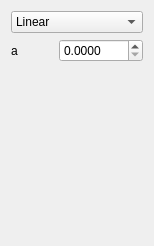
First picture: the form in Tools/ToolMutualismBreakdowner/qtsulfidedetoxificationfunctionwidget.ui, repository richelbilderbeek/ProjectRichelBilderbeek, before the edit.
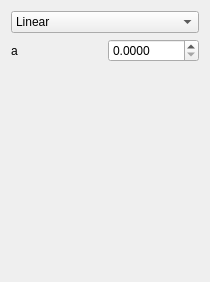
Second picture: the form after the edit. Icons and pictures are not drawn.

Diff of the .ui file:
```diff
--- a/Tools/ToolMutualismBreakdowner/qtsulfidedetoxificationfunctionwidget.ui
+++ b/Tools/ToolMutualismBreakdowner/qtsulfidedetoxificationfunctionwidget.ui
@@ -6,8 +6,8 @@
    <rect>
     <x>0</x>
     <y>0</y>
-    <width>154</width>
-    <height>246</height>
+    <width>210</width>
+    <height>282</height>
    </rect>
   </property>
   <property name="windowTitle">
```
Left out of the diff: 2 changed lines with no effect on the pictures.
